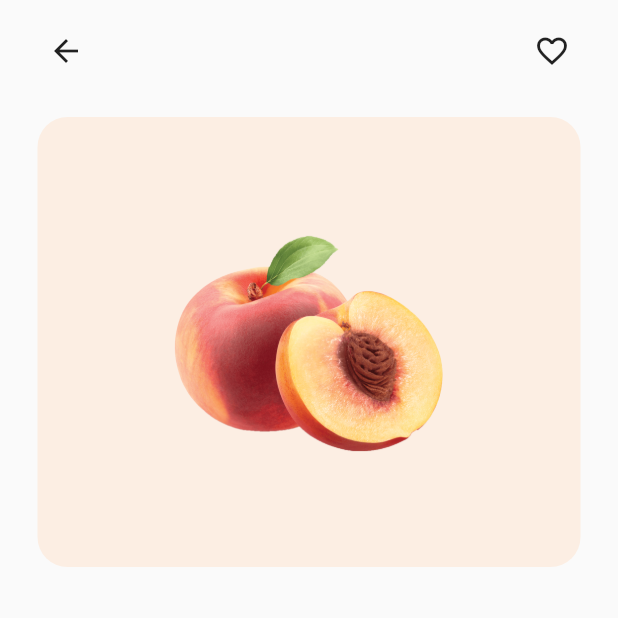
After one commit to Hcastro1515/delivery-app-ui-design, a Flutter app: the HomeScreen screen opened directly, after a tap on "Peaches", on a phone screen of 412 x 824 dp, the top half of it. The commit adds this screen. Run offline on Flutter 3.47's test engine with Material 2 defaults, Android fonts, the phone set to English and light mode, and no system bars; our stand-ins replace flutter_svg.

Commit message:
Added model view of products

```diff
--- a/lib/components/item_builder.dart
+++ b/lib/components/item_builder.dart
@@ -13,7 +13,9 @@ class ItemBuilder extends StatelessWidget {
 
   @override
   Widget build(BuildContext context) {
-    return Container(
+    return GestureDetector(
+      onTap: press,
+      child: Container(
         child: Padding(
           padding: const EdgeInsets.symmetric(horizontal: 8.0),
           child: Column(
@@ -67,6 +69,7 @@ class ItemBuilder extends StatelessWidget {
         // width: 180,
         decoration: BoxDecoration(
             color: product.bgColor, borderRadius: BorderRadius.circular(10)),
+      ),
     );
   }
 }
--- /dev/null
+++ b/lib/screens/details/details_screen.dart
@@ -0,0 +1,52 @@
+import 'package:flutter/material.dart';
+import 'package:speed_design_1/models/products.dart';
+
+class DetailScreen extends StatelessWidget {
+  final Product product;
+
+  const DetailScreen({Key key, this.product}) : super(key: key);
+
+  @override
+  Widget build(BuildContext context) {
+    return Scaffold(
+      body: SafeArea(
+          child: Column(
+        children: <Widget>[_customModelAppBar(context), _customModelView()],
+      )),
+    );
+  }
+
+  Widget _customModelAppBar(BuildContext context) {
+    return Padding(
+      padding: const EdgeInsets.symmetric(horizontal: 20.0, vertical: 10.0),
+      child: Row(
+        mainAxisAlignment: MainAxisAlignment.spaceBetween,
+        children: <Widget>[
+          IconButton(
+              icon: Icon(Icons.arrow_back),
+              onPressed: () => Navigator.of(context).pop()),
+          IconButton(
+            icon: Icon(Icons.favorite_border),
+            onPressed: () {},
+          )
+        ],
+      ),
+    );
+  }
+
+  Widget _customModelView() {
+    return Padding(
+      padding: const EdgeInsets.symmetric(horizontal: 25.0, vertical: 10.0),
+      child: Container(
+        child: Padding(
+          padding: const EdgeInsets.all(8.0),
+          child: Image.asset(product.imageUrl),
+        ),
+        height: 300,
+        width: double.infinity,
+        decoration: BoxDecoration(
+            color: product.bgColor, borderRadius: BorderRadius.circular(20.0)),
+      ),
+    );
+  }
+}
--- a/lib/screens/main_screen.dart
+++ b/lib/screens/main_screen.dart
@@ -1,6 +1,7 @@
 import "package:flutter/material.dart";
 import 'package:flutter_svg/flutter_svg.dart';
 import 'package:speed_design_1/components/item_builder.dart';
+import 'package:speed_design_1/screens/details/details_screen.dart';
 import "../components/tab_builder.dart";
 import "../models/products.dart";
 
@@ -23,9 +24,18 @@ class HomeScreen extends StatelessWidget {
                 child: GridView.builder(
                   itemCount: products.length,
                   gridDelegate: SliverGridDelegateWithFixedCrossAxisCount(
-                      crossAxisCount: 2, childAspectRatio: .75, crossAxisSpacing: 10, mainAxisSpacing: 20),
+                      crossAxisCount: 2,
+                      childAspectRatio: .75,
+                      crossAxisSpacing: 10,
+                      mainAxisSpacing: 20),
                   itemBuilder: (context, index) => ItemBuilder(
                     product: products[index],
+                    press: () => Navigator.push(
+                        context,
+                        MaterialPageRoute(
+                            builder: (context) => DetailScreen(
+                                  product: products[index],
+                                ))),
                   ),
                 ),
               ),
```
Lines whose indentation alone changed are shown as unchanged.
